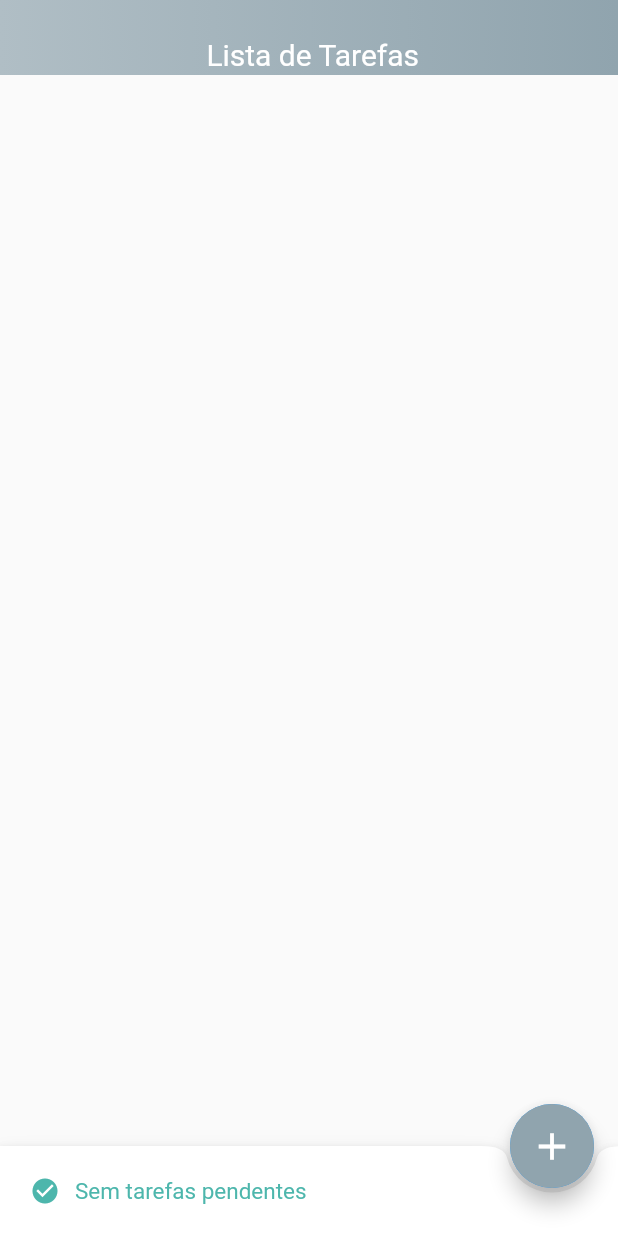
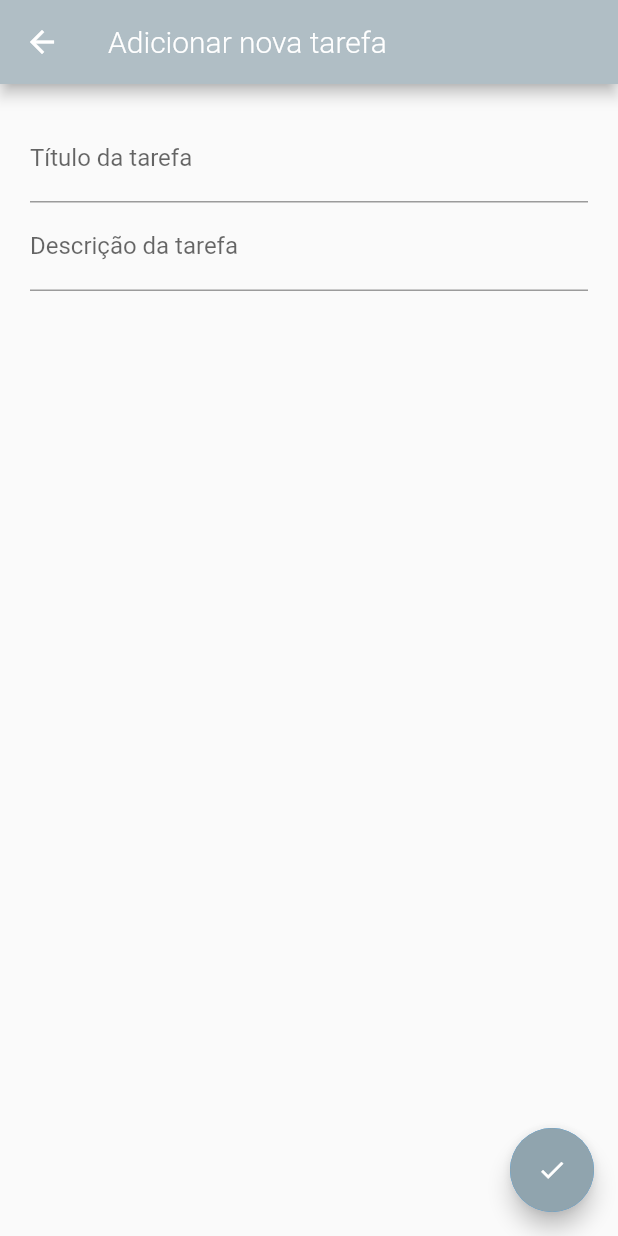
Before and after one commit to BrandowBuenos/To-Do-List, a Flutter app: the screen it shows after launch, after a tap on the "add" icon, on a phone screen of 412 x 824 dp. Run offline on Flutter 3.47's test engine with Material 2 defaults, Android fonts, the phone set to English and light mode, and no system bars.

Commit message:
feat: update in design and functions

```diff
--- /dev/null
+++ b/lib/src/pages/add_tarefa.dart
@@ -0,0 +1,73 @@
+import 'package:flutter/material.dart';
+
+class AddTarefa extends StatefulWidget {
+  @override
+  _AddTarefaState createState() => _AddTarefaState();
+}
+
+class _AddTarefaState extends State<AddTarefa> {
+  TextEditingController controllerTitle = TextEditingController();
+  TextEditingController controllerDescription = TextEditingController();
+
+  @override
+  Widget build(BuildContext context) {
+    return Scaffold(
+      appBar: AppBar(
+        backgroundColor: Colors.blueGrey[200],
+        title: Text("Adicionar nova tarefa",
+            style: TextStyle(
+              color: Colors.white,
+              fontWeight: FontWeight.w300,
+              fontSize: 20,
+            )),
+        leading: IconButton(
+          onPressed: () {
+            Navigator.pop(context);
+          },
+          icon: Icon(Icons.arrow_back),
+        ),
+      ),
+      body: Center(
+        child: Padding(
+          padding: EdgeInsets.all(20),
+          child: Column(
+            children: <Widget>[
+              TextFormField(
+                controller: controllerTitle,
+                decoration: InputDecoration(
+                  labelText: "Título da tarefa",
+                ),
+              ),
+              TextFormField(
+                controller: controllerDescription,
+                decoration: InputDecoration(
+                  labelText: "Descrição da tarefa",
+                ),
+              )
+            ],
+          ),
+        ),
+      ),
+      floatingActionButton: FloatingActionButton(
+        onPressed: () {
+          print(
+              "Título: ${controllerTitle.text}\nDescrição: ${controllerDescription.text}");
+        },
+        child: Container(
+          height: double.maxFinite,
+          width: double.maxFinite,
+          decoration: BoxDecoration(
+              shape: BoxShape.circle,
+              gradient: LinearGradient(colors: [
+                Colors.blueGrey[300],
+                Colors.blueGrey[300],
+              ])),
+          child: Icon(
+            Icons.check,
+            size: 20,
+          ),
+        ),
+      ),
+    );
+  }
+}
--- a/lib/src/pages/home_page.dart
+++ b/lib/src/pages/home_page.dart
@@ -1,4 +1,7 @@
 import 'package:flutter/material.dart';
+import 'package:todo_list/src/widget/card_tarefa.dart';
+
+import 'add_tarefa.dart';
 
 class HomePage extends StatefulWidget {
   @override
@@ -11,57 +14,82 @@ class _HomePageState extends State<HomePage> {
     return Scaffold(
       backgroundColor: Colors.grey[50],
       appBar: PreferredSize(
-        preferredSize: Size.fromHeight(50),
+        preferredSize: Size.fromHeight(70),
         child: Container(
             decoration: BoxDecoration(
-            gradient: LinearGradient(
-              colors: [
+                gradient: LinearGradient(colors: [
               Colors.blueGrey[200],
               Colors.blueGrey[300],
-              ]
-            )
+            ])),
+            child: Center(
+                child: Text(
+              "\n Lista de Tarefas",
+              style: TextStyle(
+                color: Colors.white,
+                fontWeight: FontWeight.w300,
+                fontSize: 20,
               ),
-          child: Center(
-            child: Text("\n Lista de Tarefas", style: TextStyle(
-              color: Colors.white, fontSize: 20,
-            ),)
-
-          )
+            ))),
+      ),
+      body: Column(
+        children: <Widget>[
+          Padding(
+            padding: EdgeInsets.all(20),
+            child: CardTarefa(
+              title: "Fazer café",
+              description: "tenho que fazer café",
+              color: Colors.teal[200],
+              onActionFinalized: () {},
+              onActionDelete: () {},
             ),
           ),
+        ],
+      ),
       floatingActionButton: FloatingActionButton(
-        onPressed: () {},
+        onPressed: () {
+          Navigator.push(
+              context,
+              MaterialPageRoute(
+                builder: (context) => AddTarefa(),
+              ));
+        },
         child: Container(
           height: double.maxFinite,
           width: double.maxFinite,
           decoration: BoxDecoration(
               shape: BoxShape.circle,
-            gradient: LinearGradient(
-              colors: [
+              gradient: LinearGradient(colors: [
                 Colors.blueGrey[300],
                 Colors.blueGrey[300],
-              ]
-            )
+              ])),
+          child: Icon(
+            Icons.add,
+            size: 30,
           ),
-          child: Icon(Icons.add, size: 30,),
         ),
       ),
       floatingActionButtonLocation: FloatingActionButtonLocation.endDocked,
       bottomNavigationBar: BottomAppBar(
         color: Colors.white,
         elevation: 5,
-        notchMargin: 3,
-        shape: CircularNotchedRectangle(),
         child: Padding(
           padding: EdgeInsets.all(20),
           child: Row(
             children: <Widget>[
-              Icon(Icons.check_circle, size: 20, color: Colors.teal[300],),
+              Icon(
+                Icons.check_circle,
+                size: 20,
+                color: Colors.teal[300],
+              ),
               SizedBox(width: 10),
-              Text("Sem tarefas pendentes", style: TextStyle(
+              Text(
+                "Sem tarefas pendentes",
+                style: TextStyle(
+                  fontWeight: FontWeight.w300,
                   color: Colors.teal[300],
                   fontSize: 15,
-              ),)
+                ),
+              )
             ],
           ),
         ),
--- /dev/null
+++ b/lib/src/widget/card_tarefa.dart
@@ -0,0 +1,62 @@
+import 'package:flutter/material.dart';
+
+class CardTarefa extends StatelessWidget {
+  final String title;
+  final String description;
+  final Color color;
+  final VoidCallback onActionFinalized;
+  final VoidCallback onActionDelete;
+
+  CardTarefa(
+      {@required this.title,
+      @required this.description,
+      @required this.color,
+      @required this.onActionFinalized,
+      @required this.onActionDelete});
+
+  @override
+  Widget build(BuildContext context) {
+    return Card(
+      //color: Colors.teal,
+      child: Row(
+        children: <Widget>[
+          Container(
+            height: 40,
+            width: 5,
+            decoration: BoxDecoration(
+              borderRadius: BorderRadius.circular(2),
+              color: this.color,
+              //Colors.teal[200],
+            ),
+          ),
+          SizedBox(
+            width: 10,
+          ),
+          Expanded(
+            child: Column(
+              crossAxisAlignment: CrossAxisAlignment.start,
+              children: <Widget>[
+                Text(this.title,
+                    style:
+                        TextStyle(fontWeight: FontWeight.w300, fontSize: 15)),
+                Text(this.description,
+                    style: TextStyle(
+                      fontWeight: FontWeight.w200,
+                      fontSize: 14,
+                    )),
+              ],
+            ),
+          ),
+          IconButton(
+            onPressed: this.onActionFinalized,
+            icon: Icon(Icons.check, color: Colors.teal[300], size: 30),
+          ),
+          IconButton(
+            onPressed: this.onActionDelete,
+            icon: Icon(Icons.delete, color: Colors.red[300], size: 30),
+          )
+        ],
+      ),
+    );
+  }
+}
--- a/pubspec.yaml
+++ b/pubspec.yaml
@@ -42,7 +42,7 @@ flutter:
 
   # To add assets to your application, add an assets section, like this:
   # assets:
-  #  - images/a_dot_burr.jpeg
+  #  - assets/a_dot_burr.jpeg
   #  - images/a_dot_ham.jpeg
 
   # An image asset can refer to one or more resolution-specific "variants", see
```
Also changed, not shown: assets/bulb.jpg (renamed from lib/src/pages/bulb.jpg). Lines whose indentation alone changed are shown as unchanged.
